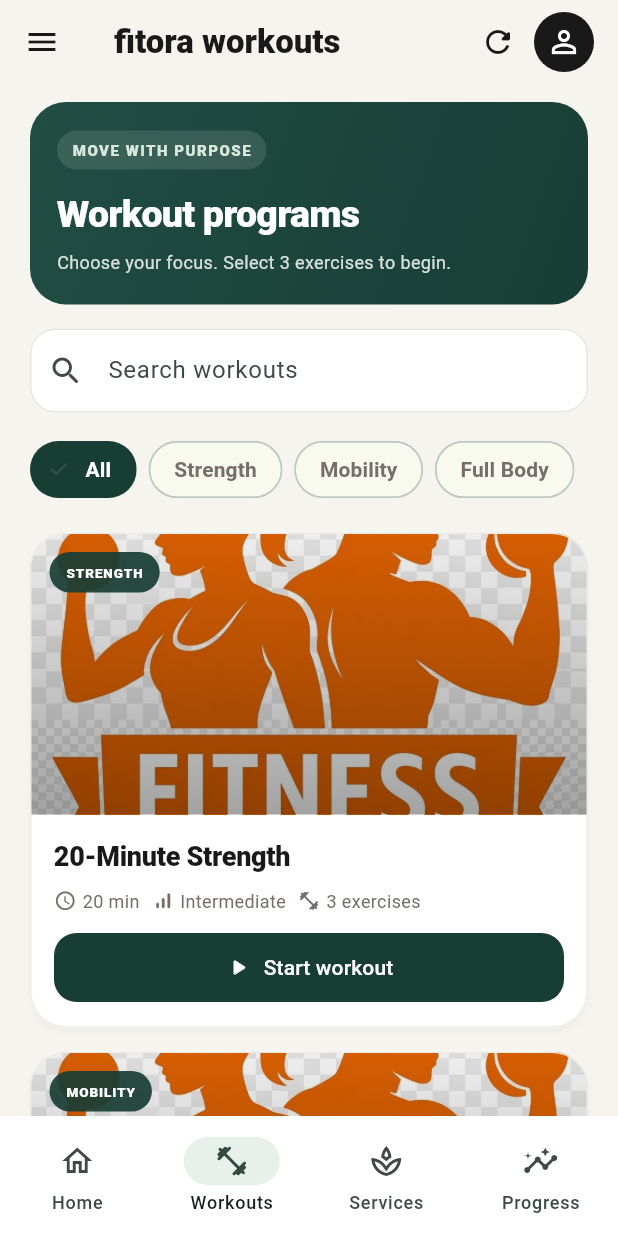
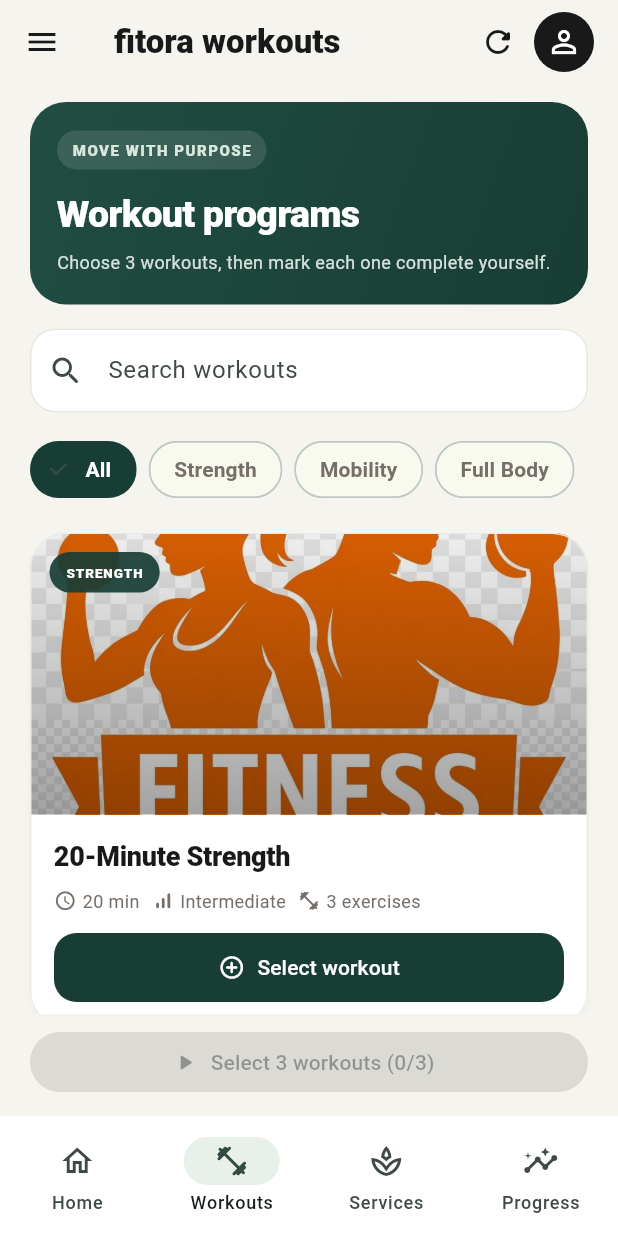
Before and after one commit to Tan192005/MOBILEAPP-BRIZUELA, a Flutter app: the screen it shows after launch, after a tap on "LOGIN", after a tap on "Google", after a tap on "Explore workout", on a phone screen of 412 x 824 dp. Run offline on Flutter 3.47's test engine with Material 3 defaults, Android fonts, the phone set to English and light mode, and no system bars; our stand-ins replace cloud_firestore, firebase_auth, firebase_core, google_sign_in; missing offline and left inert: flutter_facebook_auth; accounts and stored records are empty.

Commit message:
Fix Fitora workout flow and add widget coverage
Co-authored-by: Copilot <223556219+Copilot@users.noreply.github.com>

```diff
--- a/lib/screens/dashboard_page.dart
+++ b/lib/screens/dashboard_page.dart
@@ -1,3 +1,5 @@
+// ignore_for_file: use_build_context_synchronously
+
 import 'dart:convert';
 
 import 'package:firebase_auth/firebase_auth.dart';
@@ -7,6 +9,7 @@ import '../services/workout_api.dart';
 import '../services/progress_service.dart';
 import 'course_list_screen.dart';
 import '../models/workout.dart';
+import 'multi_workout_session_screen.dart';
 import 'workout_session_screen.dart';
 import 'login_page.dart';
 
@@ -68,7 +71,9 @@ class FitoraService {
 }
 
 class DashboardPage extends StatefulWidget {
-  const DashboardPage({super.key});
+  const DashboardPage({super.key, this.progressService});
+
+  final ProgressService? progressService;
 
   @override
   State<DashboardPage> createState() => _DashboardPageState();
@@ -87,16 +92,18 @@ class _DashboardPageState extends State<DashboardPage> {
 
   int _selectedIndex = _dashboardIndex;
   String _selectedCategory = 'All';
+  final List<String> _selectedWorkoutIds = [];
   final _searchController = TextEditingController();
   List<FitoraService> _services = [];
   List<Workout> _workouts = [];
-  final ProgressService _progressService = ProgressService();
+  late final ProgressService _progressService;
   bool _isLoading = true;
   String? _errorMessage;
 
   @override
   void initState() {
     super.initState();
+    _progressService = widget.progressService ?? ProgressService();
     _loadCatalog();
   }
 
@@ -185,6 +192,52 @@ class _DashboardPageState extends State<DashboardPage> {
     }
     ScaffoldMessenger.of(context).showSnackBar(
       const SnackBar(content: Text('Workout completed. Great work!')),
+    );
+  }
+
+  void _toggleWorkoutSelection(Workout workout) {
+    setState(() {
+      if (_selectedWorkoutIds.contains(workout.id)) {
+        _selectedWorkoutIds.remove(workout.id);
+      } else if (_selectedWorkoutIds.length < 3) {
+        _selectedWorkoutIds.add(workout.id);
+      }
+    });
+  }
+
+  Future<void> _startSelectedWorkouts() async {
+    if (_selectedWorkoutIds.length != 3) return;
+    final selectedWorkouts = _selectedWorkoutIds
+        .map((id) => _workouts.firstWhere((workout) => workout.id == id))
+        .toList();
+    final completed = await Navigator.of(context).push<bool>(
+      MaterialPageRoute<bool>(
+        builder: (_) => MultiWorkoutSessionScreen(workouts: selectedWorkouts),
+      ),
+    );
+    if (!mounted || completed != true) return;
+
+    try {
+      for (final workout in selectedWorkouts) {
+        await _progressService.createRecord(
+          title: workout.title,
+          durationMinutes: workout.durationMinutes,
+        );
+      }
+    } catch (error) {
+      if (!mounted) return;
+      ScaffoldMessenger.of(context).showSnackBar(
+        SnackBar(content: Text('Could not save workout history: $error')),
+      );
+      return;
+    }
+
+    if (!mounted) return;
+    setState(_selectedWorkoutIds.clear);
+    ScaffoldMessenger.of(context).showSnackBar(
+      const SnackBar(
+        content: Text('Workouts completed and saved to your progress history.'),
+      ),
     );
   }
 
@@ -720,7 +773,9 @@ class _DashboardPageState extends State<DashboardPage> {
             TextField(
               controller: durationController,
               keyboardType: TextInputType.number,
-              decoration: const InputDecoration(labelText: 'Duration (minutes)'),
+              decoration: const InputDecoration(
+                labelText: 'Duration (minutes)',
+              ),
             ),
           ],
         ),
@@ -788,10 +843,7 @@ class _DashboardPageState extends State<DashboardPage> {
       );
       return;
     }
-    await _progressService.updateRecord(
-      record.id,
-      durationMinutes: duration,
-    );
+    await _progressService.updateRecord(record.id, durationMinutes: duration);
   }
 
   Widget _statCard(
@@ -902,7 +954,10 @@ class _DashboardPageState extends State<DashboardPage> {
               ));
     }).toList();
 
-    return RefreshIndicator(
+    return Column(
+      children: [
+        Expanded(
+          child: RefreshIndicator(
             onRefresh: _loadCatalog,
             child: ListView(
               padding: const EdgeInsets.fromLTRB(20, 12, 20, 32),
@@ -952,8 +1007,11 @@ class _DashboardPageState extends State<DashboardPage> {
                       ),
                       const SizedBox(height: 5),
                       const Text(
-                  'Choose your focus. Select 3 exercises to begin.',
-                  style: TextStyle(color: Color(0xFFD5E1DA), fontSize: 12),
+                        'Choose 3 workouts, then mark each one complete yourself.',
+                        style: TextStyle(
+                          color: Color(0xFFD5E1DA),
+                          fontSize: 12,
+                        ),
                       ),
                     ],
                   ),
@@ -969,7 +1027,8 @@ class _DashboardPageState extends State<DashboardPage> {
                 _categoryFilters(categories),
                 const SizedBox(height: 18),
                 if (_errorMessage != null) _errorBanner(),
-          if (_isLoading) const Center(child: CircularProgressIndicator()),
+                if (_isLoading)
+                  const Center(child: CircularProgressIndicator()),
                 if (!_isLoading && searchedWorkouts.isEmpty)
                   Padding(
                     padding: const EdgeInsets.only(bottom: 12),
@@ -982,6 +1041,28 @@ class _DashboardPageState extends State<DashboardPage> {
                 ...searchedWorkouts.map(_workoutCard),
               ],
             ),
+          ),
+        ),
+        SafeArea(
+          top: false,
+          minimum: const EdgeInsets.fromLTRB(20, 8, 20, 12),
+          child: SizedBox(
+            width: double.infinity,
+            child: FilledButton.icon(
+              key: const ValueKey('start-selected-workouts'),
+              onPressed: _selectedWorkoutIds.length == 3
+                  ? _startSelectedWorkouts
+                  : null,
+              icon: const Icon(Icons.play_arrow_rounded),
+              label: Text(
+                _selectedWorkoutIds.length == 3
+                    ? 'Start selected workouts'
+                    : 'Select 3 workouts (${_selectedWorkoutIds.length}/3)',
+              ),
+            ),
+          ),
+        ),
+      ],
     );
   }
 
@@ -1185,6 +1266,9 @@ class _DashboardPageState extends State<DashboardPage> {
   }
 
   Widget _workoutCard(Workout workout) {
+    final isSelected = _selectedWorkoutIds.contains(workout.id);
+    final selectionLimitReached =
+        _selectedWorkoutIds.length == 3 && !isSelected;
     return Card(
       key: ValueKey('workout-card-${workout.id}'),
       elevation: 2,
@@ -1194,7 +1278,10 @@ class _DashboardPageState extends State<DashboardPage> {
       clipBehavior: Clip.antiAlias,
       shape: RoundedRectangleBorder(
         borderRadius: BorderRadius.circular(24),
-        side: const BorderSide(color: Color(0xFFECEAE4)),
+        side: BorderSide(
+          color: isSelected ? forest : const Color(0xFFECEAE4),
+          width: isSelected ? 2 : 1,
+        ),
       ),
       child: Column(
         crossAxisAlignment: CrossAxisAlignment.start,
@@ -1292,7 +1379,9 @@ class _DashboardPageState extends State<DashboardPage> {
                 SizedBox(
                   width: double.infinity,
                   child: FilledButton.icon(
-                    onPressed: () => _startWorkout(workout: workout),
+                    onPressed: selectionLimitReached
+                        ? null
+                        : () => _toggleWorkoutSelection(workout),
                     style: FilledButton.styleFrom(
                       backgroundColor: forest,
                       foregroundColor: Colors.white,
@@ -1301,8 +1390,18 @@ class _DashboardPageState extends State<DashboardPage> {
                         borderRadius: BorderRadius.circular(15),
                       ),
                     ),
-                    icon: const Icon(Icons.play_arrow_rounded),
-                    label: const Text('Start workout'),
+                    icon: Icon(
+                      isSelected
+                          ? Icons.check_circle_outline_rounded
+                          : Icons.add_circle_outline_rounded,
+                    ),
+                    label: Text(
+                      isSelected
+                          ? 'Selected (${_selectedWorkoutIds.length}/3)'
+                          : selectionLimitReached
+                          ? 'Selection limit reached'
+                          : 'Select workout',
+                    ),
                   ),
                 ),
               ],
--- a/lib/screens/workout_session_screen.dart
+++ b/lib/screens/workout_session_screen.dart
@@ -382,7 +382,7 @@ class _WorkoutSessionScreenState extends State<WorkoutSessionScreen> {
                   Text(
                     _isStarted
                         ? '$completedCount of ${_selectedExercises.length} exercises complete'
-                        : 'Choose ${_selectionLimit == 1 ? '1 exercise' : '$_selectionLimit exercises'} to start (${_selectedExercises.length}/${_selectionLimit} selected)',
+                        : 'Choose ${_selectionLimit == 1 ? '1 exercise' : '$_selectionLimit exercises'} to start (${_selectedExercises.length}/$_selectionLimit selected)',
                     style: Theme.of(context).textTheme.titleSmall,
                   ),
                 if (_isStarted && _selectedExercises.isNotEmpty) ...[
@@ -473,7 +473,7 @@ class _WorkoutSessionScreenState extends State<WorkoutSessionScreen> {
                             : 'Complete all exercises to finish')
                       : (couldStartWorkout
                             ? 'Start workout'
-                            : 'Select ${selectionLimit == 1 ? '1 exercise' : '${selectionLimit} exercises'} to start'),
+                            : 'Select ${selectionLimit == 1 ? '1 exercise' : '$selectionLimit exercises'} to start'),
                 ),
               ),
             ),
--- a/pubspec.yaml
+++ b/pubspec.yaml
@@ -31,10 +31,10 @@ dependencies:
   flutter:
     sdk: flutter
 
-  firebase_core: ^5.1.0
-  cloud_firestore: ^7.1.0
+  firebase_core: ^5.2.0
+  cloud_firestore: ^7.2.0
   cupertino_icons: ^1.0.8
-  firebase_auth: ^6.1.0
+  firebase_auth: ^7.1.0
   google_sign_in: ^6.2.1
   flutter_facebook_auth: ^7.2.0
   http: ^1.6.0
```
Also changed, not shown: lib/screens/login_page.dart (+31 -3 lines), lib/screens/multi_workout_session_screen.dart (added, +125 -0 lines), pubspec.lock, 1 other file. Lines whose indentation alone changed are shown as unchanged.
